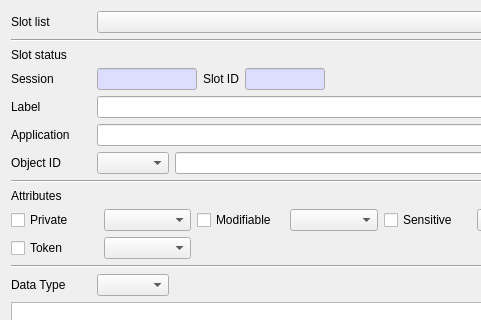
Before: the Qt Designer form CryptokiMan/create_data_dlg.ui in jykim74/CryptokiMan, drawn with Qt 5; both pictures show x 0 to 481 and y 0 to 320 of the 575 by 558 pixel window.
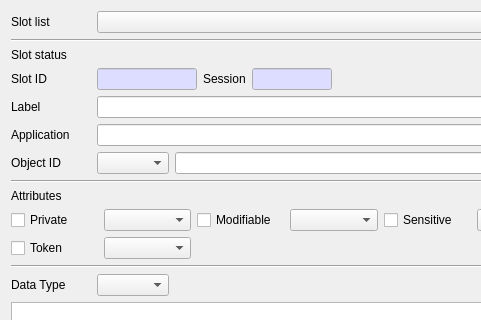
After: the same form once the commit is applied.

The edit to the form file:
```diff
--- a/CryptokiMan/create_data_dlg.ui
+++ b/CryptokiMan/create_data_dlg.ui
@@ -66,12 +66,12 @@
      <item row="0" column="2">
       <widget class="QLabel" name="label_3">
        <property name="text">
-        <string>Slot ID</string>
+        <string>Session</string>
        </property>
       </widget>
      </item>
      <item row="0" column="1">
-      <widget class="QLineEdit" name="mSessionText">
+      <widget class="QLineEdit" name="mSlotIDText">
        <property name="maximumSize">
         <size>
          <width>100</width>
@@ -177,7 +177,7 @@
       </widget>
      </item>
      <item row="0" column="3">
-      <widget class="QLineEdit" name="mSlotIDText">
+      <widget class="QLineEdit" name="mSessionText">
        <property name="maximumSize">
         <size>
          <width>80</width>
@@ -235,7 +235,7 @@
         </size>
        </property>
        <property name="text">
-        <string>Session</string>
+        <string>Slot ID</string>
        </property>
       </widget>
      </item>
```
Left out of the diff: 2 changed lines with no effect on the pictures.
